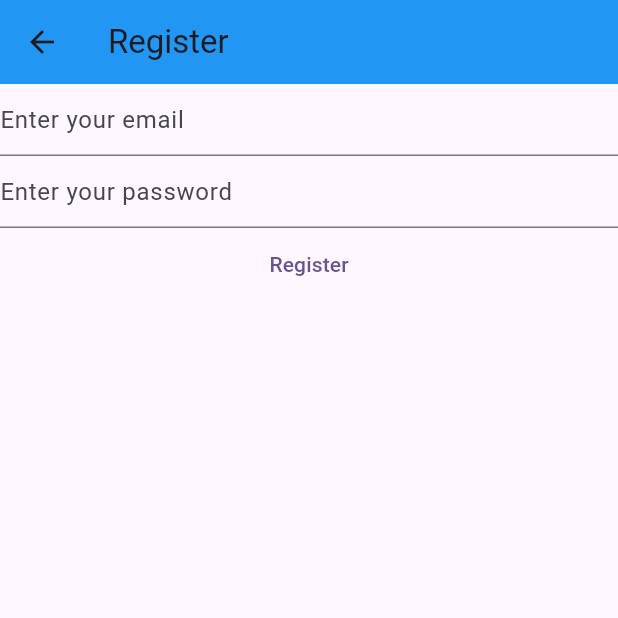
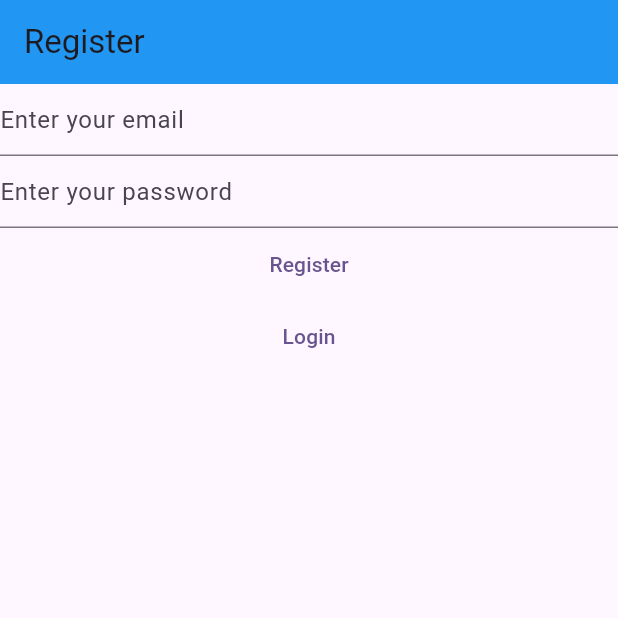
Before and after one commit to Snorlaxida/flutterTest, a Flutter app: the RegisterView screen opened directly, on a phone screen of 412 x 824 dp, the top half of it. Run offline on Flutter 3.47's test engine with Material 3 defaults, Android fonts, the phone set to English and light mode, and no system bars; our stand-ins replace firebase_auth, firebase_core; accounts and stored records are empty.

Commit message:
change some files

```diff
--- a/lib/views/register_view.dart
+++ b/lib/views/register_view.dart
@@ -35,14 +35,7 @@
         title: const Text("Register"),
         backgroundColor: Colors.blue,
       ),
-      body: FutureBuilder(
-        future: Firebase.initializeApp(
-          options: DefaultFirebaseOptions.currentPlatform,
-        ),
-        builder: (context, snapshot) {
-          switch (snapshot.connectionState) {
-            case ConnectionState.done:
-              return Column(
+      body: Column(
         children: [
           TextField(
             controller: _email,
@@ -56,17 +49,15 @@
             enableSuggestions: false,
             autocorrect: false,
             controller: _password,
-                    decoration:
-                        InputDecoration(hintText: "Enter your password"),
+            decoration: InputDecoration(hintText: "Enter your password"),
           ),
           TextButton(
             onPressed: () async {
               final email = _email.text;
               final password = _password.text;
               try {
-                        final UserCredential userCredential = await FirebaseAuth
-                            .instance
-                            .createUserWithEmailAndPassword(
+                final UserCredential userCredential =
+                    await FirebaseAuth.instance.createUserWithEmailAndPassword(
                         email: email, password: password);
                 print(userCredential);
               } on FirebaseAuthException catch (e) {
@@ -81,12 +72,13 @@
             },
             child: Text("Register"),
           ),
+          TextButton(
+              onPressed: () {
+                Navigator.of(context)
+                    .pushNamedAndRemoveUntil("/login/", (route) => false);
+              },
+              child: Text("Login"))
         ],
-              );
-            default:
-              return Text("Loading...");
-          }
-        },
       ),
     );
   }
```
Also changed, not shown: lib/main.dart (+17 -15 lines), lib/views/login_view.dart (+10 -18 lines), lib/views/verify_email.dart (added, +31 -0 lines). Lines whose indentation alone changed are shown as unchanged.
